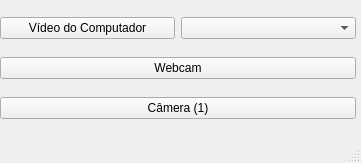
The window that interface/camera.ui (Red-Dragons-UFSCar/red-visao) describes before a commit, drawn with Qt 5.
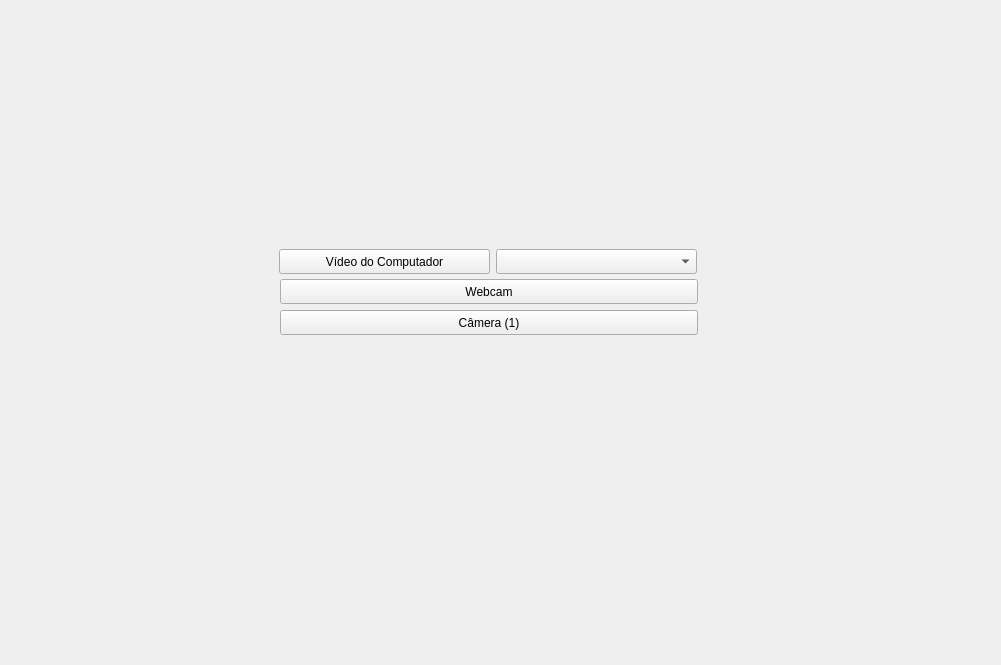
The same window after the commit.

Diff of the .ui file:
```diff
--- a/interface/camera.ui
+++ b/interface/camera.ui
@@ -1,77 +1,97 @@
 <?xml version="1.0" encoding="UTF-8"?>
 <ui version="4.0">
- <class>MainWindow</class>
- <widget class="QMainWindow" name="MainWindow">
-  <property name="windowModality">
-   <enum>Qt::NonModal</enum>
-  </property>
+ <class>Form</class>
+ <widget class="QWidget" name="Form">
   <property name="geometry">
    <rect>
     <x>0</x>
     <y>0</y>
-    <width>361</width>
-    <height>163</height>
+    <width>1001</width>
+    <height>665</height>
    </rect>
   </property>
   <property name="windowTitle">
    <string>Camera</string>
   </property>
-  <widget class="QWidget" name="centralwidget">
-   <widget class="QWidget" name="gridLayoutWidget">
-    <property name="geometry">
-     <rect>
-      <x>0</x>
-      <y>5</y>
-      <width>356</width>
-      <height>126</height>
-     </rect>
-    </property>
-    <layout class="QGridLayout" name="gridLayout" columnstretch="0">
-     <property name="sizeConstraint">
-      <enum>QLayout::SetDefaultConstraint</enum>
-     </property>
-     <item row="2" column="0">
-      <widget class="QPushButton" name="QT_camera">
-       <property name="text">
-        <string>Câmera (1)</string>
-       </property>
-      </widget>
-     </item>
-     <item row="1" column="0">
-      <widget class="QPushButton" name="QT_webcam">
-       <property name="text">
-        <string>Webcam</string>
-       </property>
-      </widget>
-     </item>
-     <item row="0" column="0">
-      <layout class="QHBoxLayout" name="horizontalLayout">
-       <item>
-        <widget class="QPushButton" name="QT_video">
-         <property name="text">
-          <string>Vídeo do Computador</string>
-         </property>
-        </widget>
-       </item>
-       <item>
-        <widget class="QComboBox" name="QT_listaVideos"/>
-       </item>
-      </layout>
-     </item>
-    </layout>
-   </widget>
+  <widget class="QComboBox" name="QT_listaVideos">
+   <property name="geometry">
+    <rect>
+     <x>496</x>
+     <y>249</y>
+     <width>201</width>
+     <height>25</height>
+    </rect>
+   </property>
+   <property name="font">
+    <font>
+     <family>Serif</family>
+    </font>
+   </property>
+   <property name="cursor">
+    <cursorShape>ArrowCursor</cursorShape>
+   </property>
   </widget>
-  <widget class="QMenuBar" name="menubar">
+  <widget class="QPushButton" name="QT_video">
    <property name="geometry">
     <rect>
-     <x>0</x>
-     <y>0</y>
-     <width>361</width>
-     <height>28</height>
+     <x>279</x>
+     <y>249</y>
+     <width>211</width>
+     <height>25</height>
     </rect>
    </property>
+   <property name="text">
+    <string>Vídeo do Computador</string>
+   </property>
   </widget>
-  <widget class="QStatusBar" name="statusbar"/>
+  <widget class="QPushButton" name="QT_webcam">
+   <property name="geometry">
+    <rect>
+     <x>280</x>
+     <y>279</y>
+     <width>418</width>
+     <height>25</height>
+    </rect>
+   </property>
+   <property name="text">
+    <string>Webcam</string>
+   </property>
+  </widget>
+  <widget class="QPushButton" name="QT_camera">
+   <property name="geometry">
+    <rect>
+     <x>280</x>
+     <y>310</y>
+     <width>418</width>
+     <height>25</height>
+    </rect>
+   </property>
+   <property name="text">
+    <string>Câmera (1)</string>
+   </property>
+  </widget>
+  <widget class="Line" name="line">
+   <property name="geometry">
+    <rect>
+     <x>498</x>
+     <y>276</y>
+     <width>197</width>
+     <height>0</height>
+    </rect>
+   </property>
+   <property name="frameShadow">
+    <enum>QFrame::Sunken</enum>
+   </property>
+   <property name="lineWidth">
+    <number>2</number>
+   </property>
+   <property name="midLineWidth">
+    <number>0</number>
+   </property>
+   <property name="orientation">
+    <enum>Qt::Horizontal</enum>
+   </property>
+  </widget>
  </widget>
  <resources/>
  <connections/>
```
Left out of the diff: 19 changed lines with no effect on the pictures.
